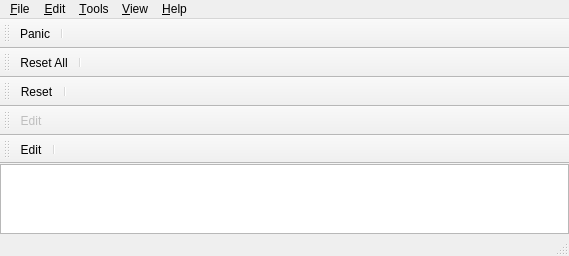
Before: the Qt Designer form trunk/desktop/src/vpiano.ui in svn2github/vmpk, drawn with Qt 5.
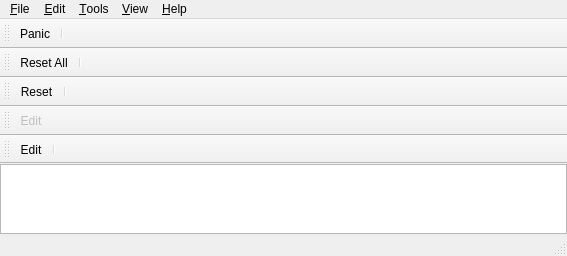
After: the same form once the commit is applied. Icons and pictures are not drawn. Custom widgets are drawn as their Qt base class.

What changed in the file:
```diff
--- a/trunk/desktop/src/vpiano.ui
+++ b/trunk/desktop/src/vpiano.ui
@@ -23,8 +23,8 @@
    <rect>
     <x>0</x>
     <y>0</y>
-    <width>569</width>
-    <height>219</height>
+    <width>567</width>
+    <height>217</height>
    </rect>
   </property>
   <property name="windowTitle">
@@ -49,7 +49,7 @@
     <rect>
      <x>0</x>
      <y>0</y>
-     <width>569</width>
+     <width>567</width>
      <height>24</height>
     </rect>
    </property>
```
Left out of the diff: 9 changed lines with no effect on the pictures.
